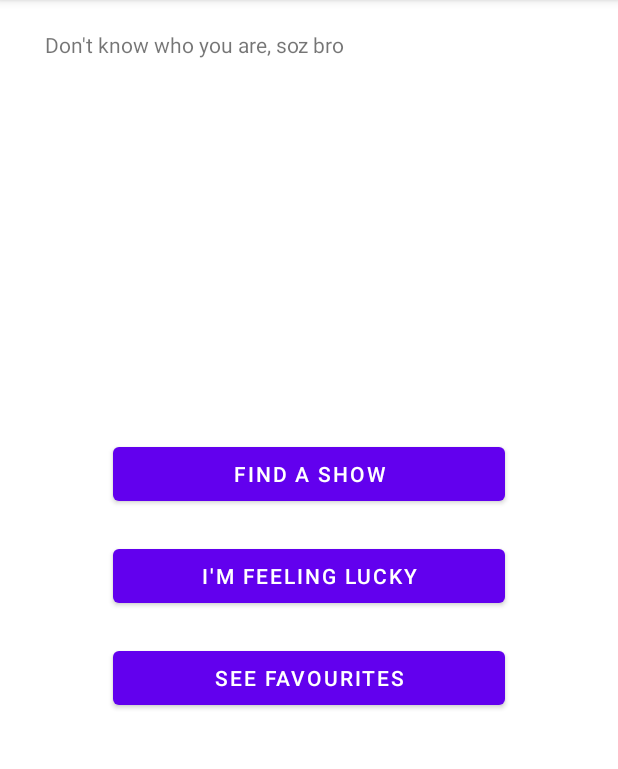
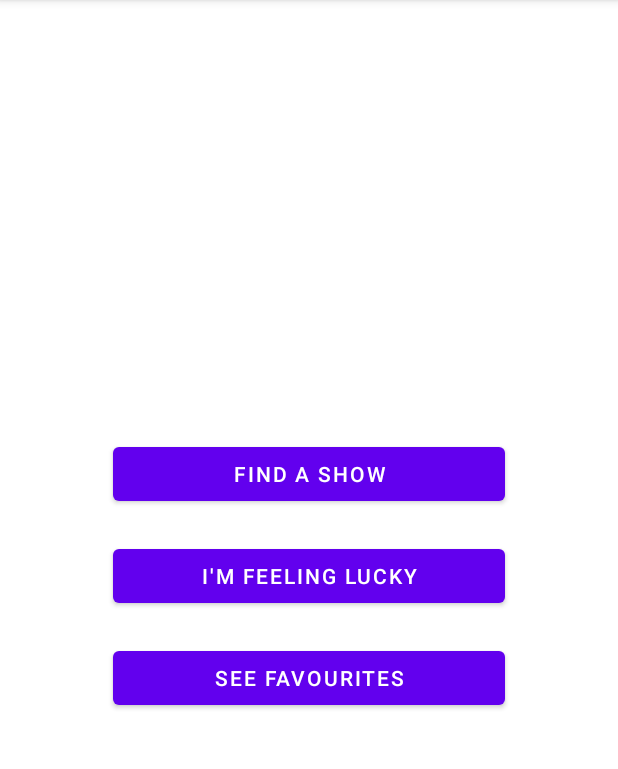
Before and after one commit to keithpang1238/Munch, an Android app: the HomeActivity screen opened directly, with no data from a screen before it, on a phone screen of 412 x 824 dp, the part 84-853 px from its top. Run offline under Robolectric (Android 15) with nearby library versions, the phone set to English and light mode, and no system bars; our stand-ins replace Firebase (no records; nobody signed in at launch, a user with empty details on screens opened directly), Volley; network calls fail.

Commit message:
Remove welcome text from home screen

```diff
--- a/app/src/main/java/com/example/munch/HomeActivity.java
+++ b/app/src/main/java/com/example/munch/HomeActivity.java
@@ -42,7 +42,6 @@ public class HomeActivity extends BaseMenuActivity implements View.OnClickListen
     private Button randomShowBtn;
     private Button viewLikedBtn;
     private ProgressBar progressBar;
-    private TextView welcomeTxt;
 
     private RequestQueue queue;
     private APIHelper apiHelper;
@@ -93,12 +92,10 @@ public class HomeActivity extends BaseMenuActivity implements View.OnClickListen
         randomShowBtn = findViewById(R.id.randomShowBtn);
         viewLikedBtn = findViewById(R.id.viewLikedButton);
         progressBar = findViewById(R.id.loadingConfigsBar);
-        welcomeTxt = findViewById(R.id.welcomeTxt);
 
         searchMovieButton.setVisibility(View.GONE);
         randomShowBtn.setVisibility(View.GONE);
         viewLikedBtn.setVisibility(View.GONE);
-        welcomeTxt.setVisibility(View.GONE);
 
         apiHelper = new APIHelper();
         dbHelper = new DBHelper(this);
@@ -172,29 +169,8 @@ public class HomeActivity extends BaseMenuActivity implements View.OnClickListen
                 public void onEvent(@Nullable DocumentSnapshot documentSnapshot, @Nullable FirebaseFirestoreException e) {
                     if (documentSnapshot != null) {
                         // Generate and display welcome message
-                        String firstName = documentSnapshot.getString("FirstName");
                         accountType = documentSnapshot.getString("AccountType");
-                        welcomeTxt.setVisibility(View.VISIBLE);
-
                         String unknownMessage = "Don't know who you are, soz bro";
-                        String welcomeMessage;
-                        if (accountType != null) {
-                            if (accountType.equals("standard")) {
-                                if (firstName != null) {
-                                    welcomeMessage = "Welcome " + firstName;
-                                } else {
-                                    welcomeMessage = unknownMessage;
-                                }
-                            } else if (accountType.equals("vvip")) {
-                                welcomeMessage = getString(R.string.potato_message);
-                            } else {
-                                welcomeMessage = unknownMessage;
-                            }
-                        } else {
-                            welcomeMessage = unknownMessage;
-                        }
-
-                        welcomeTxt.setText(welcomeMessage);
                     }
 
                     // Hide loader
--- a/app/src/main/res/layout/activity_home.xml
+++ b/app/src/main/res/layout/activity_home.xml
@@ -5,14 +5,6 @@
     android:layout_width="match_parent"
     android:layout_height="match_parent"
     tools:context=".HomeActivity">
-
-    <TextView
-        android:layout_width="match_parent"
-        android:layout_height="wrap_content"
-        android:id="@+id/welcomeTxt"
-        android:layout_marginTop="20dp"
-        android:layout_marginLeft="30dp"
-        android:layout_marginRight="30dp"/>
 
     <ProgressBar
         android:id="@+id/loadingConfigsBar"
```
